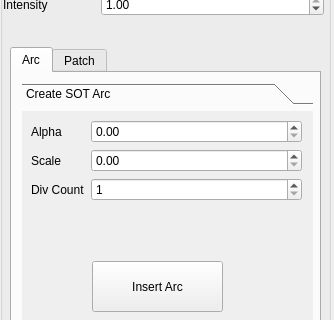
First picture: the form in Labor/GUI/SideWidget.ui, repository Moenish/II_II-CAGD, before the edit; both pictures show x 0 to 334 and y 323 to 643 of the 334 by 1086 pixel window.
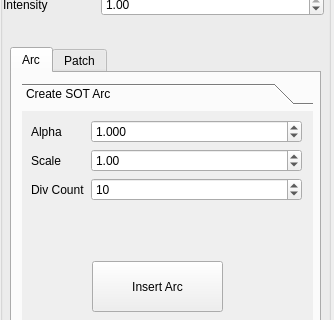
Second picture: the form after the edit. The open tabs and pages were chosen to show the change.

```diff
--- a/Labor/GUI/SideWidget.ui
+++ b/Labor/GUI/SideWidget.ui
@@ -375,10 +375,42 @@
           </widget>
          </item>
          <item row="0" column="1">
-          <widget class="QDoubleSpinBox" name="arcInsertDSpinBox_Alpha"/>
+          <widget class="QDoubleSpinBox" name="arcInsertDSpinBox_Alpha">
+           <property name="decimals">
+            <number>3</number>
+           </property>
+           <property name="minimum">
+            <double>0.001000000000000</double>
+           </property>
+           <property name="maximum">
+            <double>3.141000000000000</double>
+           </property>
+           <property name="singleStep">
+            <double>0.001000000000000</double>
+           </property>
+           <property name="value">
+            <double>1.000000000000000</double>
+           </property>
+          </widget>
          </item>
          <item row="1" column="1">
-          <widget class="QDoubleSpinBox" name="arcInsertDSpinBox_Scale"/>
+          <widget class="QDoubleSpinBox" name="arcInsertDSpinBox_Scale">
+           <property name="decimals">
+            <number>2</number>
+           </property>
+           <property name="minimum">
+            <double>0.000000000000000</double>
+           </property>
+           <property name="maximum">
+            <double>20.000000000000000</double>
+           </property>
+           <property name="singleStep">
+            <double>0.010000000000000</double>
+           </property>
+           <property name="value">
+            <double>1.000000000000000</double>
+           </property>
+          </widget>
          </item>
          <item row="1" column="0">
           <widget class="QLabel" name="arcInsertLabel_Scale">
@@ -399,6 +431,12 @@
            <property name="minimum">
             <number>1</number>
            </property>
+           <property name="maximum">
+            <number>500</number>
+           </property>
+           <property name="value">
+            <number>10</number>
+           </property>
           </widget>
          </item>
         </layout>
```
Left out of the diff: 2 changed lines with no effect on the pictures.
